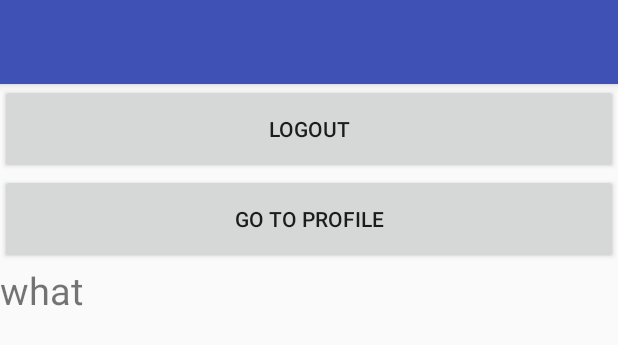
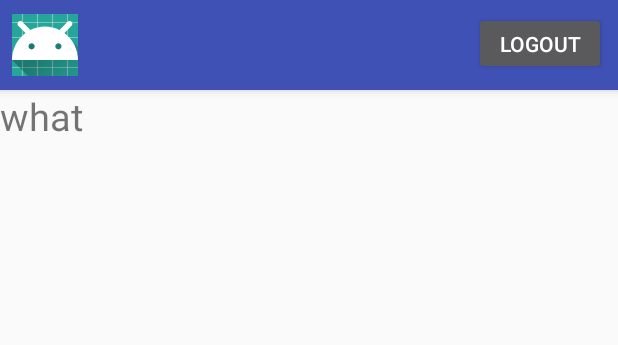
Before and after one commit to gordon-cs/cps350-Monix-Nguyen-Mcsorley, an Android app: the layout activity_home.xml on its own in the app's theme, with its tools: preview values and no code run, on a phone screen of 412 x 824 dp. Shown: the top 345 px of the screen. Run offline under Robolectric (Android 15) with nearby library versions, the phone set to English and light mode, and no system bars.

Commit message:
Reworked UI

```diff
--- a/app/src/main/java/com/example/roommatefinder/HomeActivity.java
+++ b/app/src/main/java/com/example/roommatefinder/HomeActivity.java
@@ -8,6 +8,7 @@ import android.support.v7.app.AppCompatActivity;
 import android.support.v7.widget.Toolbar;
 import android.view.View;
 import android.widget.Button;
+import android.widget.ImageButton;
 import android.widget.TextView;
 
 import com.android.volley.Request;
@@ -36,7 +37,8 @@ public class HomeActivity extends AppCompatActivity {
     private AdView mAdView;
 
     private FirebaseAuth firebaseAuth;
-    private Button logout, profilePage;
+    private Button logout;
+    private ImageButton profilePage;
 
     @Override
     protected void onCreate(Bundle savedInstanceState) {
@@ -52,14 +54,12 @@ public class HomeActivity extends AppCompatActivity {
         AdRequest adRequest = new AdRequest.Builder().build();
         mAdView.loadAd(adRequest);
 
-        Toolbar toolbar = (Toolbar) findViewById(R.id.toolbar);
-        setSupportActionBar(toolbar);
 
         firebaseAuth = FirebaseAuth.getInstance(); //get instance of main class
 
         logout = (Button) findViewById(R.id.btnLogout);
 
-        profilePage = (Button) findViewById(R.id.btnProfile);
+        profilePage = findViewById(R.id.btnProfile);
 
         logout.setOnClickListener(new View.OnClickListener() {
             @Override
@@ -78,16 +78,6 @@ public class HomeActivity extends AppCompatActivity {
             }
         });
 
-
-
-        Intent intent = getIntent();
-
-        String userName = intent.getStringExtra("username");
-        String password = intent.getStringExtra("password");
-
-
-        final TextView textView = (TextView) findViewById(R.id.textView);
-        textView.setText("Username: " + userName + "\n" + "Password: " + password + " \n" + "\n");
     }
 
 }
--- a/app/src/main/res/layout/activity_home.xml
+++ b/app/src/main/res/layout/activity_home.xml
@@ -8,19 +8,41 @@
 
     <android.support.design.widget.AppBarLayout
         android:layout_width="match_parent"
-        android:layout_height="wrap_content"
+        android:layout_height="60dp"
         android:theme="@style/AppTheme.AppBarOverlay">
 
-        <android.support.v7.widget.Toolbar
-            android:id="@+id/toolbar"
+        <android.support.constraint.ConstraintLayout
             android:layout_width="match_parent"
-            android:layout_height="?attr/actionBarSize"
-            android:background="?attr/colorPrimary"
-            app:popupTheme="@style/AppTheme.PopupOverlay" />
+            android:layout_height="59dp">
 
+            <ImageButton
+                android:id="@+id/btnProfile"
+                android:layout_width="44dp"
+                android:layout_height="41dp"
+                android:layout_marginBottom="8dp"
+                android:layout_marginStart="8dp"
+                android:layout_marginTop="8dp"
+                app:layout_constraintBottom_toBottomOf="parent"
+                app:layout_constraintStart_toStartOf="parent"
+                app:layout_constraintTop_toTopOf="parent"
+                app:srcCompat="@mipmap/ic_launcher_round" />
+
+            <Button
+                android:id="@+id/btnLogout"
+                android:layout_width="wrap_content"
+                android:layout_height="42dp"
+                android:layout_marginEnd="8dp"
+                android:layout_marginTop="8dp"
+                android:text="Logout"
+                app:layout_constraintEnd_toEndOf="parent"
+                app:layout_constraintTop_toTopOf="parent" />
+        </android.support.constraint.ConstraintLayout>
     </android.support.design.widget.AppBarLayout>
 
-    <include layout="@layout/content_home" />
+    <include
+        layout="@layout/content_home"
+        android:layout_height="467dp"
+        tools:layout_editor_absoluteY="100dp" />
 
 
 
--- a/app/src/main/res/layout/content_home.xml
+++ b/app/src/main/res/layout/content_home.xml
@@ -12,20 +12,6 @@
         android:layout_width="match_parent"
         android:layout_height="match_parent"
         android:orientation="vertical">
-
-        <Button
-            android:id="@+id/btnLogout"
-            android:layout_width="fill_parent"
-            android:layout_height="60dp"
-            android:contentDescription="Logout"
-            android:text="Logout" />
-
-        <Button
-            android:id="@+id/btnProfile"
-            android:layout_width="fill_parent"
-            android:layout_height="60dp"
-            android:contentDescription="go to profile page"
-            android:text="GO TO PROFILE" />
 
         <TextView
             android:id="@+id/textView"
```
